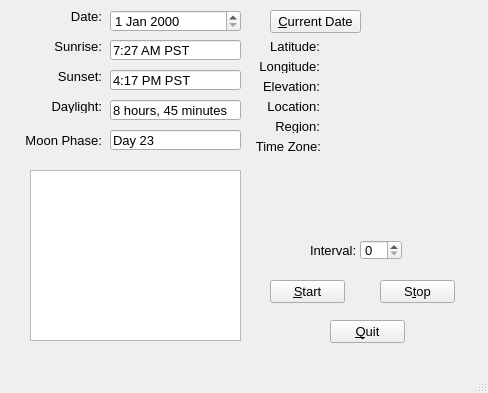
tominthewallowas/SunMoon, file sunmoon.ui: the form before one commit.
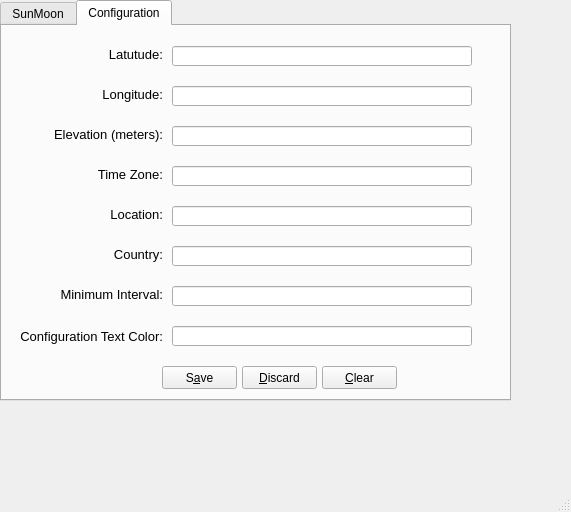
The form after the commit.

Commit message: Adds tabbed interface to accomodate configuration.

```diff
--- a/sunmoon.ui
+++ b/sunmoon.ui
@@ -6,42 +6,37 @@
    <rect>
     <x>0</x>
     <y>0</y>
-    <width>488</width>
-    <height>393</height>
+    <width>571</width>
+    <height>512</height>
    </rect>
   </property>
   <property name="windowTitle">
    <string>MainWindow</string>
   </property>
   <widget class="QWidget" name="centralwidget">
-   <widget class="QLabel" name="label">
+   <widget class="QTabWidget" name="twMain">
     <property name="geometry">
      <rect>
-      <x>20</x>
-      <y>40</y>
-      <width>82</width>
-      <height>13</height>
+      <x>0</x>
+      <y>0</y>
+      <width>511</width>
+      <height>401</height>
      </rect>
     </property>
-    <property name="font">
-     <font>
-      <pointsize>10</pointsize>
-     </font>
+    <property name="currentIndex">
+     <number>1</number>
     </property>
-    <property name="text">
-     <string>Sunrise:</string>
-    </property>
-    <property name="alignment">
-     <set>Qt::AlignRight|Qt::AlignTrailing|Qt::AlignVCenter</set>
-    </property>
-   </widget>
-   <widget class="QLabel" name="label_2">
+    <widget class="QWidget" name="tabSunMoon">
+     <attribute name="title">
+      <string>SunMoon</string>
+     </attribute>
+     <widget class="QPushButton" name="pbStart">
     <property name="geometry">
      <rect>
-      <x>20</x>
-      <y>70</y>
-      <width>82</width>
-      <height>13</height>
+        <x>280</x>
+        <y>280</y>
+        <width>75</width>
+        <height>23</height>
      </rect>
     </property>
     <property name="font">
@@ -50,19 +45,16 @@
      </font>
     </property>
     <property name="text">
-     <string>Sunset:</string>
-    </property>
-    <property name="alignment">
-     <set>Qt::AlignRight|Qt::AlignTrailing|Qt::AlignVCenter</set>
-    </property>
-   </widget>
-   <widget class="QLabel" name="label_3">
+       <string>&amp;Start</string>
+      </property>
+     </widget>
+     <widget class="QLabel" name="lblElevation">
     <property name="geometry">
      <rect>
-      <x>20</x>
-      <y>100</y>
-      <width>82</width>
-      <height>13</height>
+        <x>340</x>
+        <y>80</y>
+        <width>100</width>
+        <height>16</height>
      </rect>
     </property>
     <property name="font">
@@ -71,92 +63,14 @@
      </font>
     </property>
     <property name="text">
-     <string>Daylight:</string>
-    </property>
-    <property name="alignment">
-     <set>Qt::AlignRight|Qt::AlignTrailing|Qt::AlignVCenter</set>
-    </property>
-   </widget>
-   <widget class="QLineEdit" name="leSunrise">
-    <property name="enabled">
-     <bool>true</bool>
-    </property>
-    <property name="geometry">
-     <rect>
-      <x>110</x>
-      <y>40</y>
-      <width>131</width>
-      <height>20</height>
-     </rect>
-    </property>
-    <property name="font">
-     <font>
-      <pointsize>10</pointsize>
-     </font>
-    </property>
-    <property name="focusPolicy">
-     <enum>Qt::NoFocus</enum>
-    </property>
-    <property name="text">
-     <string>7:27 AM PST</string>
-    </property>
-    <property name="readOnly">
-     <bool>true</bool>
-    </property>
-   </widget>
-   <widget class="QLineEdit" name="leSunset">
-    <property name="geometry">
-     <rect>
-      <x>110</x>
-      <y>70</y>
-      <width>131</width>
-      <height>20</height>
-     </rect>
-    </property>
-    <property name="font">
-     <font>
-      <pointsize>10</pointsize>
-     </font>
-    </property>
-    <property name="focusPolicy">
-     <enum>Qt::NoFocus</enum>
-    </property>
-    <property name="text">
-     <string>4:17 PM PST</string>
-    </property>
-    <property name="readOnly">
-     <bool>true</bool>
-    </property>
-   </widget>
-   <widget class="QLineEdit" name="leDaylight">
-    <property name="geometry">
-     <rect>
-      <x>110</x>
-      <y>100</y>
-      <width>131</width>
-      <height>20</height>
-     </rect>
-    </property>
-    <property name="font">
-     <font>
-      <pointsize>10</pointsize>
-     </font>
-    </property>
-    <property name="focusPolicy">
-     <enum>Qt::NoFocus</enum>
-    </property>
-    <property name="text">
-     <string>8 hours, 45 minutes</string>
-    </property>
-    <property name="readOnly">
-     <bool>true</bool>
+       <string>&lt;html&gt;&lt;head/&gt;&lt;body&gt;&lt;p&gt;&lt;span style=&quot; color:#0055ff;&quot;&gt;&lt;br/&gt;&lt;/span&gt;&lt;/p&gt;&lt;/body&gt;&lt;/html&gt;</string>
     </property>
    </widget>
    <widget class="QLabel" name="label_4">
     <property name="geometry">
      <rect>
-      <x>20</x>
-      <y>10</y>
+        <x>30</x>
+        <y>14</y>
       <width>82</width>
       <height>13</height>
      </rect>
@@ -173,10 +87,88 @@
      <set>Qt::AlignRight|Qt::AlignTrailing|Qt::AlignVCenter</set>
     </property>
    </widget>
+     <widget class="QPushButton" name="pbStop">
+      <property name="geometry">
+       <rect>
+        <x>390</x>
+        <y>280</y>
+        <width>75</width>
+        <height>23</height>
+       </rect>
+      </property>
+      <property name="font">
+       <font>
+        <pointsize>10</pointsize>
+       </font>
+      </property>
+      <property name="text">
+       <string>S&amp;top</string>
+      </property>
+     </widget>
+     <widget class="QPushButton" name="pushButton">
+      <property name="geometry">
+       <rect>
+        <x>340</x>
+        <y>320</y>
+        <width>75</width>
+        <height>23</height>
+       </rect>
+      </property>
+      <property name="font">
+       <font>
+        <pointsize>10</pointsize>
+       </font>
+      </property>
+      <property name="text">
+       <string>&amp;Quit</string>
+      </property>
+     </widget>
+     <widget class="QLineEdit" name="leSunset">
+      <property name="geometry">
+       <rect>
+        <x>120</x>
+        <y>70</y>
+        <width>131</width>
+        <height>20</height>
+       </rect>
+      </property>
+      <property name="font">
+       <font>
+        <pointsize>10</pointsize>
+       </font>
+      </property>
+      <property name="focusPolicy">
+       <enum>Qt::NoFocus</enum>
+      </property>
+      <property name="text">
+       <string>4:17 PM PST</string>
+      </property>
+      <property name="readOnly">
+       <bool>true</bool>
+      </property>
+     </widget>
+     <widget class="QLabel" name="lblRegion">
+      <property name="geometry">
+       <rect>
+        <x>340</x>
+        <y>120</y>
+        <width>100</width>
+        <height>16</height>
+       </rect>
+      </property>
+      <property name="font">
+       <font>
+        <pointsize>10</pointsize>
+       </font>
+      </property>
+      <property name="text">
+       <string>&lt;html&gt;&lt;head/&gt;&lt;body&gt;&lt;p&gt;&lt;span style=&quot; color:#0055ff;&quot;&gt;&lt;br/&gt;&lt;/span&gt;&lt;/p&gt;&lt;/body&gt;&lt;/html&gt;</string>
+      </property>
+     </widget>
    <widget class="QDateEdit" name="deDate">
     <property name="geometry">
      <rect>
-      <x>110</x>
+        <x>120</x>
       <y>10</y>
       <width>131</width>
       <height>22</height>
@@ -188,55 +180,10 @@
      </font>
     </property>
    </widget>
-   <widget class="QLabel" name="label_5">
-    <property name="geometry">
-     <rect>
-      <x>20</x>
-      <y>130</y>
-      <width>82</width>
-      <height>20</height>
-     </rect>
-    </property>
-    <property name="font">
-     <font>
-      <pointsize>10</pointsize>
-     </font>
-    </property>
-    <property name="text">
-     <string>Moon Phase:</string>
-    </property>
-    <property name="alignment">
-     <set>Qt::AlignRight|Qt::AlignTrailing|Qt::AlignVCenter</set>
-    </property>
-   </widget>
-   <widget class="QLineEdit" name="leMoonPhase">
-    <property name="geometry">
-     <rect>
-      <x>110</x>
-      <y>130</y>
-      <width>131</width>
-      <height>20</height>
-     </rect>
-    </property>
-    <property name="font">
-     <font>
-      <pointsize>10</pointsize>
-     </font>
-    </property>
-    <property name="focusPolicy">
-     <enum>Qt::NoFocus</enum>
-    </property>
-    <property name="text">
-     <string>Day 23</string>
-    </property>
-    <property name="readOnly">
-     <bool>true</bool>
-    </property>
-   </widget>
    <widget class="QGraphicsView" name="gvMoon">
     <property name="geometry">
      <rect>
-      <x>30</x>
+        <x>40</x>
       <y>170</y>
       <width>211</width>
       <height>171</height>
@@ -249,13 +196,13 @@
      <bool>false</bool>
     </property>
    </widget>
-   <widget class="QPushButton" name="pbStop">
+     <widget class="QLabel" name="label_7">
     <property name="geometry">
      <rect>
-      <x>380</x>
-      <y>280</y>
-      <width>75</width>
-      <height>23</height>
+        <x>270</x>
+        <y>40</y>
+        <width>60</width>
+        <height>13</height>
      </rect>
     </property>
     <property name="font">
@@ -264,13 +211,94 @@
      </font>
     </property>
     <property name="text">
-     <string>S&amp;top</string>
+       <string>Latitude:</string>
+      </property>
+      <property name="alignment">
+       <set>Qt::AlignRight|Qt::AlignTrailing|Qt::AlignVCenter</set>
+      </property>
+     </widget>
+     <widget class="QLabel" name="label_12">
+      <property name="geometry">
+       <rect>
+        <x>270</x>
+        <y>120</y>
+        <width>60</width>
+        <height>13</height>
+       </rect>
+      </property>
+      <property name="font">
+       <font>
+        <pointsize>10</pointsize>
+       </font>
+      </property>
+      <property name="text">
+       <string>Region:</string>
+      </property>
+      <property name="alignment">
+       <set>Qt::AlignRight|Qt::AlignTrailing|Qt::AlignVCenter</set>
+      </property>
+     </widget>
+     <widget class="QLabel" name="label_3">
+      <property name="geometry">
+       <rect>
+        <x>30</x>
+        <y>103</y>
+        <width>82</width>
+        <height>13</height>
+       </rect>
+      </property>
+      <property name="font">
+       <font>
+        <pointsize>10</pointsize>
+       </font>
+      </property>
+      <property name="text">
+       <string>Daylight:</string>
+      </property>
+      <property name="alignment">
+       <set>Qt::AlignRight|Qt::AlignTrailing|Qt::AlignVCenter</set>
+      </property>
+     </widget>
+     <widget class="QLabel" name="lblTimeZone">
+      <property name="geometry">
+       <rect>
+        <x>340</x>
+        <y>140</y>
+        <width>100</width>
+        <height>16</height>
+       </rect>
+      </property>
+      <property name="font">
+       <font>
+        <pointsize>10</pointsize>
+       </font>
+      </property>
+      <property name="text">
+       <string>&lt;html&gt;&lt;head/&gt;&lt;body&gt;&lt;p&gt;&lt;span style=&quot; color:#0055ff;&quot;&gt;&lt;br/&gt;&lt;/span&gt;&lt;/p&gt;&lt;/body&gt;&lt;/html&gt;</string>
+      </property>
+     </widget>
+     <widget class="QLabel" name="lblLongitude">
+      <property name="geometry">
+       <rect>
+        <x>340</x>
+        <y>60</y>
+        <width>100</width>
+        <height>16</height>
+       </rect>
+      </property>
+      <property name="font">
+       <font>
+        <pointsize>10</pointsize>
+       </font>
+      </property>
+      <property name="text">
+       <string>&lt;html&gt;&lt;head/&gt;&lt;body&gt;&lt;p&gt;&lt;span style=&quot; color:#0055ff;&quot;&gt;&lt;br/&gt;&lt;/span&gt;&lt;/p&gt;&lt;/body&gt;&lt;/html&gt;</string>
     </property>
    </widget>
    <widget class="QLabel" name="label_6">
     <property name="geometry">
      <rect>
-      <x>310</x>
+        <x>320</x>
       <y>244</y>
       <width>47</width>
       <height>13</height>
@@ -285,12 +313,33 @@
      <string>Interval:</string>
     </property>
    </widget>
-   <widget class="QSpinBox" name="sbInterval">
+     <widget class="QLabel" name="label_9">
     <property name="geometry">
      <rect>
-      <x>360</x>
-      <y>240</y>
-      <width>42</width>
+        <x>270</x>
+        <y>80</y>
+        <width>60</width>
+        <height>13</height>
+       </rect>
+      </property>
+      <property name="font">
+       <font>
+        <pointsize>10</pointsize>
+       </font>
+      </property>
+      <property name="text">
+       <string>Elevation:</string>
+      </property>
+      <property name="alignment">
+       <set>Qt::AlignRight|Qt::AlignTrailing|Qt::AlignVCenter</set>
+      </property>
+     </widget>
+     <widget class="QLabel" name="label_5">
+      <property name="geometry">
+       <rect>
+        <x>30</x>
+        <y>130</y>
+        <width>82</width>
       <height>20</height>
      </rect>
     </property>
@@ -299,17 +348,20 @@
       <pointsize>10</pointsize>
      </font>
     </property>
-    <property name="maximum">
-     <number>60</number>
-    </property>
-   </widget>
-   <widget class="QPushButton" name="pbStart">
+      <property name="text">
+       <string>Moon Phase:</string>
+      </property>
+      <property name="alignment">
+       <set>Qt::AlignRight|Qt::AlignTrailing|Qt::AlignVCenter</set>
+      </property>
+     </widget>
+     <widget class="QLabel" name="label_8">
     <property name="geometry">
      <rect>
       <x>270</x>
-      <y>280</y>
-      <width>75</width>
-      <height>23</height>
+        <y>60</y>
+        <width>60</width>
+        <height>13</height>
      </rect>
     </property>
     <property name="font">
@@ -318,13 +370,103 @@
      </font>
     </property>
     <property name="text">
-     <string>&amp;Start</string>
+       <string>Longitude:</string>
+      </property>
+      <property name="alignment">
+       <set>Qt::AlignRight|Qt::AlignTrailing|Qt::AlignVCenter</set>
+      </property>
+     </widget>
+     <widget class="QLabel" name="label_11">
+      <property name="geometry">
+       <rect>
+        <x>270</x>
+        <y>100</y>
+        <width>60</width>
+        <height>13</height>
+       </rect>
+      </property>
+      <property name="font">
+       <font>
+        <pointsize>10</pointsize>
+       </font>
+      </property>
+      <property name="text">
+       <string>Location:</string>
+      </property>
+      <property name="alignment">
+       <set>Qt::AlignRight|Qt::AlignTrailing|Qt::AlignVCenter</set>
+      </property>
+     </widget>
+     <widget class="QLineEdit" name="leDaylight">
+      <property name="geometry">
+       <rect>
+        <x>120</x>
+        <y>100</y>
+        <width>131</width>
+        <height>20</height>
+       </rect>
+      </property>
+      <property name="font">
+       <font>
+        <pointsize>10</pointsize>
+       </font>
+      </property>
+      <property name="focusPolicy">
+       <enum>Qt::NoFocus</enum>
+      </property>
+      <property name="text">
+       <string>8 hours, 45 minutes</string>
+      </property>
+      <property name="readOnly">
+       <bool>true</bool>
+      </property>
+     </widget>
+     <widget class="QLineEdit" name="leMoonPhase">
+      <property name="geometry">
+       <rect>
+        <x>120</x>
+        <y>130</y>
+        <width>131</width>
+        <height>20</height>
+       </rect>
+      </property>
+      <property name="font">
+       <font>
+        <pointsize>10</pointsize>
+       </font>
+      </property>
+      <property name="focusPolicy">
+       <enum>Qt::NoFocus</enum>
+      </property>
+      <property name="text">
+       <string>Day 23</string>
+      </property>
+      <property name="readOnly">
+       <bool>true</bool>
+      </property>
+     </widget>
+     <widget class="QLabel" name="lblLocation">
+      <property name="geometry">
+       <rect>
+        <x>340</x>
+        <y>100</y>
+        <width>100</width>
+        <height>16</height>
+       </rect>
+      </property>
+      <property name="font">
+       <font>
+        <pointsize>10</pointsize>
+       </font>
+      </property>
+      <property name="text">
+       <string>&lt;html&gt;&lt;head/&gt;&lt;body&gt;&lt;p&gt;&lt;span style=&quot; color:#0055ff;&quot;&gt;&lt;br/&gt;&lt;/span&gt;&lt;/p&gt;&lt;/body&gt;&lt;/html&gt;</string>
     </property>
    </widget>
    <widget class="QPushButton" name="pbSetCurrentDate">
     <property name="geometry">
      <rect>
-      <x>270</x>
+        <x>280</x>
       <y>10</y>
       <width>91</width>
       <height>23</height>
@@ -342,13 +484,13 @@
      <string>&amp;Current Date</string>
     </property>
    </widget>
-   <widget class="QPushButton" name="pushButton">
+     <widget class="QLabel" name="label_2">
     <property name="geometry">
      <rect>
-      <x>330</x>
-      <y>320</y>
-      <width>75</width>
-      <height>23</height>
+        <x>30</x>
+        <y>73</y>
+        <width>82</width>
+        <height>13</height>
      </rect>
     </property>
     <property name="font">
@@ -357,16 +499,22 @@
      </font>
     </property>
     <property name="text">
-     <string>&amp;Quit</string>
-    </property>
-   </widget>
-   <widget class="QLabel" name="label_7">
+       <string>Sunset:</string>
+      </property>
+      <property name="alignment">
+       <set>Qt::AlignRight|Qt::AlignTrailing|Qt::AlignVCenter</set>
+      </property>
+     </widget>
+     <widget class="QLineEdit" name="leSunrise">
+      <property name="enabled">
+       <bool>true</bool>
+      </property>
     <property name="geometry">
      <rect>
-      <x>260</x>
+        <x>120</x>
       <y>40</y>
-      <width>60</width>
-      <height>13</height>
+        <width>131</width>
+        <height>20</height>
      </rect>
     </property>
     <property name="font">
@@ -374,59 +522,20 @@
       <pointsize>10</pointsize>
      </font>
     </property>
-    <property name="text">
-     <string>Latitude:</string>
-    </property>
-    <property name="alignment">
-     <set>Qt::AlignRight|Qt::AlignTrailing|Qt::AlignVCenter</set>
-    </property>
-   </widget>
-   <widget class="QLabel" name="label_8">
-    <property name="geometry">
-     <rect>
-      <x>260</x>
-      <y>60</y>
-      <width>60</width>
-      <height>13</height>
-     </rect>
-    </property>
-    <property name="font">
-     <font>
-      <pointsize>10</pointsize>
-     </font>
-    </property>
+      <property name="focusPolicy">
+       <enum>Qt::NoFocus</enum>
+      </property>
     <property name="text">
-     <string>Longitude:</string>
-    </property>
-    <property name="alignment">
-     <set>Qt::AlignRight|Qt::AlignTrailing|Qt::AlignVCenter</set>
-    </property>
-   </widget>
-   <widget class="QLabel" name="label_9">
-    <property name="geometry">
-     <rect>
-      <x>260</x>
-      <y>80</y>
-      <width>60</width>
-      <height>13</height>
-     </rect>
-    </property>
-    <property name="font">
-     <font>
-      <pointsize>10</pointsize>
-     </font>
-    </property>
-    <property name="text">
-     <string>Elevation:</string>
-    </property>
-    <property name="alignment">
-     <set>Qt::AlignRight|Qt::AlignTrailing|Qt::AlignVCenter</set>
+       <string>7:27 AM PST</string>
+      </property>
+      <property name="readOnly">
+       <bool>true</bool>
     </property>
    </widget>
    <widget class="QLabel" name="label_10">
     <property name="geometry">
      <rect>
-      <x>250</x>
+        <x>260</x>
       <y>140</y>
       <width>71</width>
       <height>13</height>
@@ -444,52 +553,10 @@
      <set>Qt::AlignRight|Qt::AlignTrailing|Qt::AlignVCenter</set>
     </property>
    </widget>
-   <widget class="QLabel" name="label_11">
-    <property name="geometry">
-     <rect>
-      <x>260</x>
-      <y>100</y>
-      <width>60</width>
-      <height>13</height>
-     </rect>
-    </property>
-    <property name="font">
-     <font>
-      <pointsize>10</pointsize>
-     </font>
-    </property>
-    <property name="text">
-     <string>Location:</string>
-    </property>
-    <property name="alignment">
-     <set>Qt::AlignRight|Qt::AlignTrailing|Qt::AlignVCenter</set>
-    </property>
-   </widget>
-   <widget class="QLabel" name="label_12">
-    <property name="geometry">
-     <rect>
-      <x>260</x>
-      <y>120</y>
-      <width>60</width>
-      <height>13</height>
-     </rect>
-    </property>
-    <property name="font">
-     <font>
-      <pointsize>10</pointsize>
-     </font>
-    </property>
-    <property name="text">
-     <string>Region:</string>
-    </property>
-    <property name="alignment">
-     <set>Qt::AlignRight|Qt::AlignTrailing|Qt::AlignVCenter</set>
-    </property>
-   </widget>
    <widget class="QLabel" name="lblLatitude">
     <property name="geometry">
      <rect>
-      <x>330</x>
+        <x>340</x>
       <y>40</y>
       <width>100</width>
       <height>16</height>
@@ -504,12 +571,77 @@
      <string>&lt;html&gt;&lt;head/&gt;&lt;body&gt;&lt;p&gt;&lt;span style=&quot; color:#0055ff;&quot;&gt;&lt;br/&gt;&lt;/span&gt;&lt;/p&gt;&lt;/body&gt;&lt;/html&gt;</string>
     </property>
    </widget>
-   <widget class="QLabel" name="lblLongitude">
+     <widget class="QLabel" name="label">
     <property name="geometry">
      <rect>
-      <x>330</x>
+        <x>30</x>
+        <y>43</y>
+        <width>82</width>
+        <height>13</height>
+       </rect>
+      </property>
+      <property name="font">
+       <font>
+        <pointsize>10</pointsize>
+       </font>
+      </property>
+      <property name="text">
+       <string>Sunrise:</string>
+      </property>
+      <property name="alignment">
+       <set>Qt::AlignRight|Qt::AlignTrailing|Qt::AlignVCenter</set>
+      </property>
+     </widget>
+     <widget class="QSpinBox" name="sbInterval">
+      <property name="geometry">
+       <rect>
+        <x>370</x>
+        <y>240</y>
+        <width>42</width>
+        <height>20</height>
+       </rect>
+      </property>
+      <property name="font">
+       <font>
+        <pointsize>10</pointsize>
+       </font>
+      </property>
+      <property name="maximum">
+       <number>60</number>
+      </property>
+     </widget>
+    </widget>
+    <widget class="QWidget" name="tabConfig">
+     <attribute name="title">
+      <string>Configuration</string>
+     </attribute>
+     <widget class="QLabel" name="label_13">
+      <property name="geometry">
+       <rect>
+        <x>30</x>
+        <y>20</y>
+        <width>131</width>
+        <height>16</height>
+       </rect>
+      </property>
+      <property name="font">
+       <font>
+        <pointsize>10</pointsize>
+       </font>
+      </property>
+      <property name="text">
+       <string>Latutude:</string>
+      </property>
+      <property name="alignment">
+       <set>Qt::AlignRight|Qt::AlignTrailing|Qt::AlignVCenter</set>
+      </property>
+     </widget>
+     <widget class="QLabel" name="label_14">
+      <property name="geometry">
+       <rect>
+        <x>30</x>
       <y>60</y>
-      <width>100</width>
+        <width>131</width>
       <height>16</height>
      </rect>
     </property>
@@ -519,15 +651,18 @@
      </font>
     </property>
     <property name="text">
-     <string>&lt;html&gt;&lt;head/&gt;&lt;body&gt;&lt;p&gt;&lt;span style=&quot; color:#0055ff;&quot;&gt;&lt;br/&gt;&lt;/span&gt;&lt;/p&gt;&lt;/body&gt;&lt;/html&gt;</string>
-    </property>
-   </widget>
-   <widget class="QLabel" name="lblElevation">
+       <string>Longitude:</string>
+      </property>
+      <property name="alignment">
+       <set>Qt::AlignRight|Qt::AlignTrailing|Qt::AlignVCenter</set>
+      </property>
+     </widget>
+     <widget class="QLabel" name="label_15">
     <property name="geometry">
      <rect>
-      <x>330</x>
-      <y>80</y>
-      <width>100</width>
+        <x>30</x>
+        <y>140</y>
+        <width>131</width>
       <height>16</height>
      </rect>
     </property>
@@ -537,15 +672,18 @@
      </font>
     </property>
     <property name="text">
-     <string>&lt;html&gt;&lt;head/&gt;&lt;body&gt;&lt;p&gt;&lt;span style=&quot; color:#0055ff;&quot;&gt;&lt;br/&gt;&lt;/span&gt;&lt;/p&gt;&lt;/body&gt;&lt;/html&gt;</string>
-    </property>
-   </widget>
-   <widget class="QLabel" name="lblLocation">
+       <string>Time Zone:</string>
+      </property>
+      <property name="alignment">
+       <set>Qt::AlignRight|Qt::AlignTrailing|Qt::AlignVCenter</set>
+      </property>
+     </widget>
+     <widget class="QLabel" name="label_16">
     <property name="geometry">
      <rect>
-      <x>330</x>
+        <x>30</x>
       <y>100</y>
-      <width>100</width>
+        <width>131</width>
       <height>16</height>
      </rect>
     </property>
@@ -555,15 +693,18 @@
      </font>
     </property>
     <property name="text">
-     <string>&lt;html&gt;&lt;head/&gt;&lt;body&gt;&lt;p&gt;&lt;span style=&quot; color:#0055ff;&quot;&gt;&lt;br/&gt;&lt;/span&gt;&lt;/p&gt;&lt;/body&gt;&lt;/html&gt;</string>
-    </property>
-   </widget>
-   <widget class="QLabel" name="lblTimeZone">
+       <string>Elevation (meters):</string>
+      </property>
+      <property name="alignment">
+       <set>Qt::AlignRight|Qt::AlignTrailing|Qt::AlignVCenter</set>
+      </property>
+     </widget>
+     <widget class="QLabel" name="label_17">
     <property name="geometry">
      <rect>
-      <x>330</x>
-      <y>140</y>
-      <width>100</width>
+        <x>30</x>
+        <y>220</y>
+        <width>131</width>
       <height>16</height>
      </rect>
     </property>
@@ -573,15 +714,18 @@
      </font>
     </property>
     <property name="text">
-     <string>&lt;html&gt;&lt;head/&gt;&lt;body&gt;&lt;p&gt;&lt;span style=&quot; color:#0055ff;&quot;&gt;&lt;br/&gt;&lt;/span&gt;&lt;/p&gt;&lt;/body&gt;&lt;/html&gt;</string>
-    </property>
-   </widget>
-   <widget class="QLabel" name="lblRegion">
+       <string>Country:</string>
+      </property>
+      <property name="alignment">
+       <set>Qt::AlignRight|Qt::AlignTrailing|Qt::AlignVCenter</set>
+      </property>
+     </widget>
+     <widget class="QLabel" name="label_18">
     <property name="geometry">
      <rect>
-      <x>330</x>
-      <y>120</y>
-      <width>100</width>
+        <x>30</x>
+        <y>180</y>
+        <width>131</width>
       <height>16</height>
      </rect>
     </property>
@@ -591,19 +735,215 @@
      </font>
     </property>
     <property name="text">
-     <string>&lt;html&gt;&lt;head/&gt;&lt;body&gt;&lt;p&gt;&lt;span style=&quot; color:#0055ff;&quot;&gt;&lt;br/&gt;&lt;/span&gt;&lt;/p&gt;&lt;/body&gt;&lt;/html&gt;</string>
-    </property>
-   </widget>
-  </widget>
-  <widget class="QMenuBar" name="menubar">
+       <string>Location:</string>
+      </property>
+      <property name="alignment">
+       <set>Qt::AlignRight|Qt::AlignTrailing|Qt::AlignVCenter</set>
+      </property>
+     </widget>
+     <widget class="QLabel" name="label_19">
+      <property name="geometry">
+       <rect>
+        <x>10</x>
+        <y>300</y>
+        <width>151</width>
+        <height>20</height>
+       </rect>
+      </property>
+      <property name="font">
+       <font>
+        <pointsize>10</pointsize>
+       </font>
+      </property>
+      <property name="text">
+       <string>Configuration Text Color:</string>
+      </property>
+      <property name="alignment">
+       <set>Qt::AlignRight|Qt::AlignTrailing|Qt::AlignVCenter</set>
+      </property>
+     </widget>
+     <widget class="QLabel" name="label_20">
    <property name="geometry">
     <rect>
-     <x>0</x>
-     <y>0</y>
-     <width>488</width>
-     <height>21</height>
-    </rect>
-   </property>
+        <x>30</x>
+        <y>260</y>
+        <width>131</width>
+        <height>16</height>
+       </rect>
+      </property>
+      <property name="font">
+       <font>
+        <pointsize>10</pointsize>
+       </font>
+      </property>
+      <property name="text">
+       <string>Minimum Interval:</string>
+      </property>
+      <property name="alignment">
+       <set>Qt::AlignRight|Qt::AlignTrailing|Qt::AlignVCenter</set>
+      </property>
+     </widget>
+     <widget class="QLineEdit" name="leLatitude">
+      <property name="geometry">
+       <rect>
+        <x>170</x>
+        <y>20</y>
+        <width>300</width>
+        <height>20</height>
+       </rect>
+      </property>
+      <property name="font">
+       <font>
+        <pointsize>10</pointsize>
+       </font>
+      </property>
+     </widget>
+     <widget class="QLineEdit" name="leLongitude">
+      <property name="geometry">
+       <rect>
+        <x>170</x>
+        <y>60</y>
+        <width>300</width>
+        <height>20</height>
+       </rect>
+      </property>
+      <property name="font">
+       <font>
+        <pointsize>10</pointsize>
+       </font>
+      </property>
+     </widget>
+     <widget class="QLineEdit" name="leElevation">
+      <property name="geometry">
+       <rect>
+        <x>170</x>
+        <y>100</y>
+        <width>300</width>
+        <height>20</height>
+       </rect>
+      </property>
+      <property name="font">
+       <font>
+        <pointsize>10</pointsize>
+       </font>
+      </property>
+     </widget>
+     <widget class="QLineEdit" name="leTimeZone">
+      <property name="geometry">
+       <rect>
+        <x>170</x>
+        <y>140</y>
+        <width>300</width>
+        <height>20</height>
+       </rect>
+      </property>
+      <property name="font">
+       <font>
+        <pointsize>10</pointsize>
+       </font>
+      </property>
+     </widget>
+     <widget class="QLineEdit" name="leLocation">
+      <property name="geometry">
+       <rect>
+        <x>170</x>
+        <y>180</y>
+        <width>300</width>
+        <height>20</height>
+       </rect>
+      </property>
+      <property name="font">
+       <font>
+        <pointsize>10</pointsize>
+       </font>
+      </property>
+     </widget>
+     <widget class="QLineEdit" name="leCountry">
+      <property name="geometry">
+       <rect>
+        <x>170</x>
+        <y>220</y>
+        <width>300</width>
+        <height>20</height>
+       </rect>
+      </property>
+      <property name="font">
+       <font>
+        <pointsize>10</pointsize>
+       </font>
+      </property>
+     </widget>
+     <widget class="QLineEdit" name="leMinimumInterval">
+      <property name="geometry">
+       <rect>
+        <x>170</x>
+        <y>260</y>
+        <width>300</width>
+        <height>20</height>
+       </rect>
+      </property>
+      <property name="font">
+       <font>
+        <pointsize>10</pointsize>
+       </font>
+      </property>
+     </widget>
+     <widget class="QLineEdit" name="leTextColor">
+      <property name="geometry">
+       <rect>
+        <x>170</x>
+        <y>300</y>
+        <width>300</width>
+        <height>20</height>
+       </rect>
+      </property>
+      <property name="font">
+       <font>
+        <pointsize>10</pointsize>
+       </font>
+      </property>
+     </widget>
+     <widget class="QPushButton" name="pbSave">
+      <property name="geometry">
+       <rect>
+        <x>160</x>
+        <y>340</y>
+        <width>75</width>
+        <height>23</height>
+       </rect>
+      </property>
+      <property name="text">
+       <string>S&amp;ave</string>
+      </property>
+     </widget>
+     <widget class="QPushButton" name="pbDiscard">
+      <property name="geometry">
+       <rect>
+        <x>240</x>
+        <y>340</y>
+        <width>75</width>
+        <height>23</height>
+       </rect>
+      </property>
+      <property name="text">
+       <string>&amp;Discard</string>
+      </property>
+     </widget>
+     <widget class="QPushButton" name="pbClear">
+      <property name="geometry">
+       <rect>
+        <x>320</x>
+        <y>340</y>
+        <width>75</width>
+        <height>23</height>
+       </rect>
+      </property>
+      <property name="text">
+       <string>&amp;Clear</string>
+      </property>
+     </widget>
+    </widget>
+   </widget>
   </widget>
   <widget class="QStatusBar" name="statusbar"/>
  </widget>
```
Left out of the diff: 21 changed lines with no effect on the pictures. Lines whose indentation alone changed are shown as unchanged. The commit also changes 1 other file.
